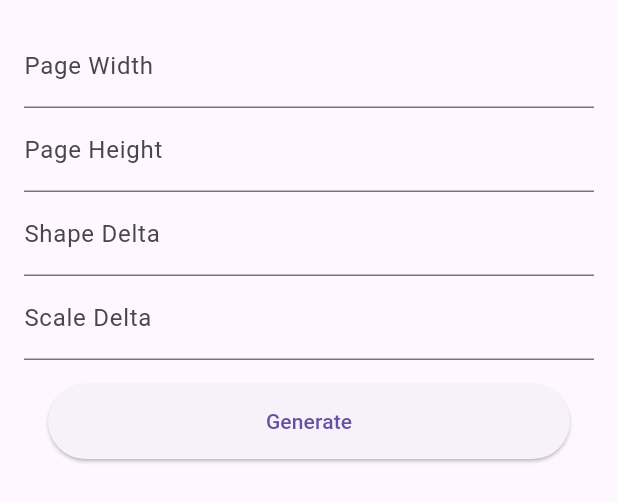
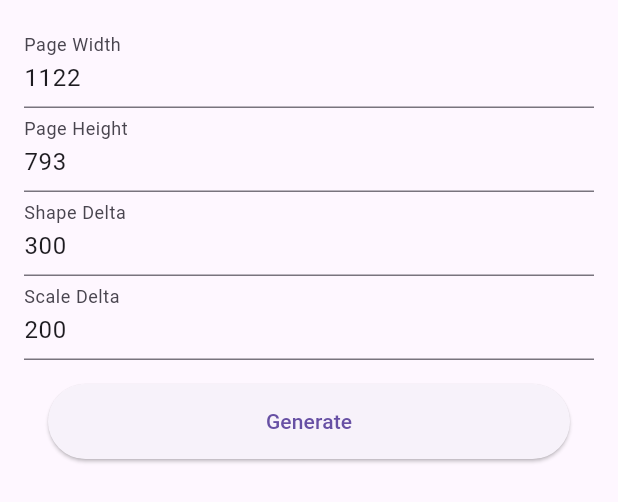
Before and after one commit to DTayloe/svg_maker, a Flutter app: the ParametersView widget shown alone on an empty page, opened directly, after a tap on "Generate", on a phone screen of 412 x 824 dp. Shown: the top 502 px of the screen. Run offline on Flutter 3.47's test engine with Material 3 defaults, Android fonts, the phone set to English and light mode, and no system bars; our stand-ins replace flutter_svg; missing offline and left inert: multi_split_view.

Commit message:
Basic functionality

```diff
--- a/lib/main.dart
+++ b/lib/main.dart
@@ -32,16 +32,26 @@ class SplitWrapper extends StatelessWidget {
   @override
   Widget build(BuildContext context) {
     return MultiSplitView(initialAreas: [
-      Area(builder: (context, area) => ParametersView()),
+      Area(builder: (context, area) => ParametersView(), size: 300),
       Area(builder: (context, area) => OutputView()),
     ]);
   }
 }
 
-class ParametersView extends StatelessWidget {
+class ParametersView extends StatefulWidget {
   const ParametersView({
     super.key,
   });
+
+  @override
+  State<ParametersView> createState() => _ParametersViewState();
+}
+
+class _ParametersViewState extends State<ParametersView> {
+  final pageWidthController = TextEditingController(text: "1122");
+  final pageHeightController = TextEditingController(text: "793");
+  final shapeDeltaController = TextEditingController(text: "300");
+  final scaleDeltaController = TextEditingController(text: "200");
 
   @override
   Widget build(BuildContext context) {
@@ -49,18 +59,28 @@ class ParametersView extends StatelessWidget {
       padding: const EdgeInsets.all(16.0),
       child: Column(
         children: [
-          parameterInput("Page Width"),
-          parameterInput("Page Height"),
-          parameterInput("Shape Delta"),
-          parameterInput("Scale Delta"),
+          parameterInput("Page Width", pageWidthController),
+          parameterInput("Page Height", pageHeightController),
+          parameterInput("Shape Delta", shapeDeltaController),
+          parameterInput("Scale Delta", scaleDeltaController),
           // parameterInput("Shape Skew"),
           Padding(
             padding: const EdgeInsets.all(16.0),
             child: Container(
               width: double.infinity,
               height: 50,
-              child:
-                  ElevatedButton(onPressed: () => {}, child: Text("Generate")),
+              child: ElevatedButton(
+                  onPressed: () {
+                    // make some of these doubles
+                    final int pageWidth = int.parse(pageWidthController.text);
+                    final int pageHeight = int.parse(pageHeightController.text);
+                    final int shapeDelta = int.parse(shapeDeltaController.text);
+                    final int scaleDelta = int.parse(scaleDeltaController.text);
+
+                    OutputView.generate(
+                        pageWidth, pageHeight, shapeDelta, scaleDelta);
+                  },
+                  child: Text("Generate")),
             ),
           )
         ],
@@ -68,29 +88,74 @@ class ParametersView extends StatelessWidget {
     );
   }
 
-  Widget parameterInput(String labelText) {
+  Widget parameterInput(String labelText, TextEditingController controller) {
     return TextFormField(
-      decoration: InputDecoration(label: Text(labelText)),
-      keyboardType: TextInputType.number,
+      controller: controller,
+      decoration: InputDecoration(
+        label: Text(labelText),
+      ),
+      keyboardType: TextInputType.number, // make some of these doubles
+      onTap: () => controller.selection = TextSelection(
+          baseOffset: 0, extentOffset: controller.value.text.length),
       inputFormatters: [FilteringTextInputFormatter.digitsOnly],
     );
   }
+
+  @override
+  void dispose() {
+    // Clean up the controller when the widget is removed from the widget tree.
+    pageWidthController.dispose();
+    pageHeightController.dispose();
+    shapeDeltaController.dispose();
+    scaleDeltaController.dispose();
+    super.dispose();
+  }
 }
 
-class OutputView extends StatelessWidget {
-  const OutputView({
-    super.key,
-  });
+class OutputView extends StatefulWidget {
+  OutputView({super.key});
+
+  String svgString = "";
+
+  static int _pageWidthTemp = 1122;
+  static int _pageHeightTemp = 793;
+  static int _shapeDeltaTemp = 300;
+  static int _scaleDeltaTemp = 200;
+
+  static void generate(
+      int pageWidth, int pageHeight, int shapeDelta, int scaleDelta) {
+    _pageWidthTemp = pageWidth;
+    _pageHeightTemp = pageHeight;
+    _shapeDeltaTemp = shapeDelta;
+    _scaleDeltaTemp = scaleDelta;
+  }
 
   @override
+  State<OutputView> createState() => _OutputViewState();
+}
+
+class _OutputViewState extends State<OutputView> {
+  @override
   Widget build(BuildContext context) {
-    final String rawSvg =
-        '''<?xml version="1.0" encoding="UTF-8" standalone="no"?>
+    createSvg(OutputView._pageWidthTemp, OutputView._pageHeightTemp,
+        OutputView._shapeDeltaTemp, OutputView._scaleDeltaTemp);
+    return SvgPicture.string(
+      widget.svgString,
+      // File('assets/boxes.svg'),
+      width: 500,
+      height: 500,
+    );
+  }
+
+  void createSvg(
+      int pageWidth, int pageHeight, int shapeDelta, int scaleDelta) {
+    widget.svgString = '''
+<?xml version="1.0" encoding="UTF-8" standalone="no"?>
 <!-- Created with Inkscape (http://www.inkscape.org/) -->
 
 <svg
-   width="297mm"
-   height="210mm"
+   width="${pageWidth}px"
+   height="${pageHeight}px"
    viewBox="0 0 1122.5197 793.70081"
    version="1.1"
    id="svg1"
@@ -103,23 +168,17 @@ class OutputView extends StatelessWidget {
   <sodipodi:namedview id="namedview1" pagecolor="#ffffff" bordercolor="#000000" borderopacity="0.25" inkscape:showpageshadow="2" inkscape:pageopacity="0.0" inkscape:pagecheckerboard="0" inkscape:deskcolor="#d1d1d1" inkscape:document-units="mm" inkscape:zoom="1.052151" inkscape:cx="580.23991" inkscape:cy="382.54965" inkscape:window-width="1920" inkscape:window-height="1137" inkscape:window-x="-8" inkscape:window-y="746" inkscape:window-maximized="1" inkscape:current-layer="layer4" />
   <defs id="defs1" />
   <g inkscape:groupmode="layer" id="layer1" inkscape:label="Layer 1">
-    <rect   style="fill:#0000ff;stroke-width:0.933205"   id="rect1"   width="307.5065617"   height="197.9002625"   x="50"   y="50"   />
-    <rect   style="fill:#0000ff;stroke-width:0.933205"   id="rect2"   width="307.5065617"   height="197.9002625"   x="407.5065617"   y="50"   />
-    <rect   style="fill:#0000ff;stroke-width:0.933205"   id="rect3"   width="307.5065617"   height="197.9002625"   x="765.0131234"   y="50"   />
-    <rect   style="fill:#0000ff;stroke-width:0.933205"   id="rect4"   width="307.5065617"   height="197.9002625"   x="50"   y="297.9002625"   />
-    <rect   style="fill:#0000ff;stroke-width:0.933205"   id="rect5"   width="307.5065617"   height="197.9002625"   x="407.5065617"   y="297.9002625"   />
-    <rect   style="fill:#0000ff;stroke-width:0.933205"   id="rect6"   width="307.5065617"   height="197.9002625"   x="765.0131234"   y="297.9002625"   />
-    <rect   style="fill:#0000ff;stroke-width:0.933205"   id="rect7"   width="307.5065617"   height="197.9002625"   x="50"   y="545.8005249"   />
-    <rect   style="fill:#0000ff;stroke-width:0.933205"   id="rect8"   width="307.5065617"   height="197.9002625"   x="407.5065617"   y="545.8005249"   />
-    <rect   style="fill:#0000ff;stroke-width:0.933205"   id="rect9"   width="307.5065617"   height="197.9002625"   x="765.0131234"   y="545.8005249"   />
+    <rect   style="fill:#0000ff;stroke-width:0.933205"   id="rect1"   width="$shapeDelta"   height="$scaleDelta"   x="50"   y="50"   />
+    <rect   style="fill:#0000ff;stroke-width:0.933205"   id="rect2"   width="$shapeDelta"   height="$scaleDelta"   x="407.5065617"   y="50"   />
+    <rect   style="fill:#0000ff;stroke-width:0.933205"   id="rect3"   width="$shapeDelta"   height="$scaleDelta"   x="765.0131234"   y="50"   />
+    <rect   style="fill:#0000ff;stroke-width:0.933205"   id="rect4"   width="$shapeDelta"   height="$scaleDelta"   x="50"   y="297.9002625"   />
+    <rect   style="fill:#0000ff;stroke-width:0.933205"   id="rect5"   width="$shapeDelta"   height="$scaleDelta"   x="407.5065617"   y="297.9002625"   />
+    <rect   style="fill:#0000ff;stroke-width:0.933205"   id="rect6"   width="$shapeDelta"   height="$scaleDelta"   x="765.0131234"   y="297.9002625"   />
+    <rect   style="fill:#0000ff;stroke-width:0.933205"   id="rect7"   width="$shapeDelta"   height="$scaleDelta"   x="50"   y="545.8005249"   />
+    <rect   style="fill:#0000ff;stroke-width:0.933205"   id="rect8"   width="$shapeDelta"   height="$scaleDelta"   x="407.5065617"   y="545.8005249"   />
+    <rect   style="fill:#0000ff;stroke-width:0.933205"   id="rect9"   width="$shapeDelta"   height="$scaleDelta"   x="765.0131234"   y="545.8005249"   />
   </g>
 </svg>
 ''';
-
-    return SvgPicture.file(
-      File('assets/boxes.svg'),
-      width: 500,
-      height: 500,
-    );
   }
 }
```
